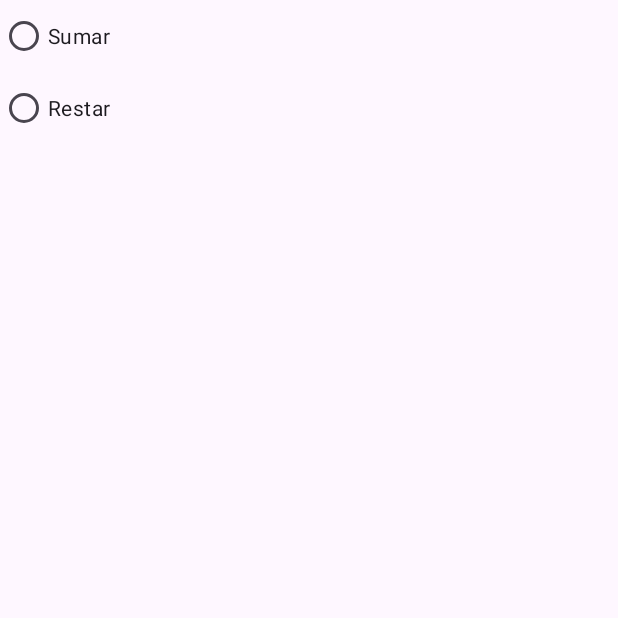
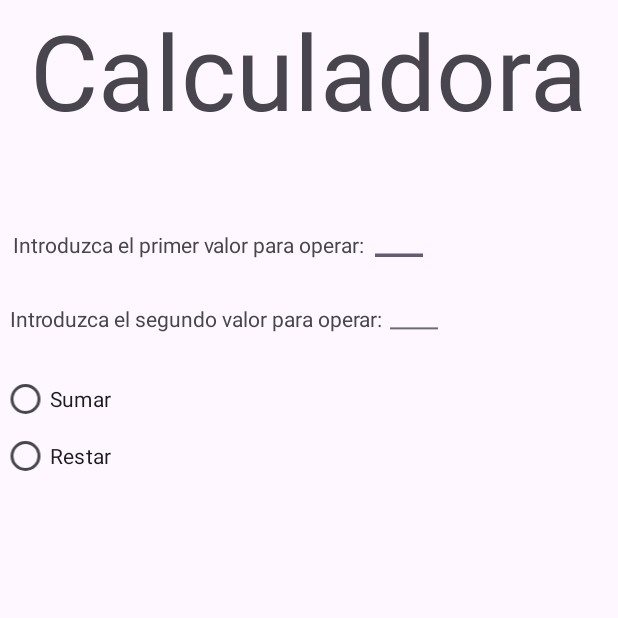
Before and after one commit to JertsM/Proyectos-Android-Studio, an Android app: the screen it shows after launch (MainActivity), on a phone screen of 412 x 824 dp, the top half of it. Before the commit the part shown is almost empty. Run offline under Robolectric (Android 15) with nearby library versions, the phone set to English and light mode, and no system bars.

Commit message:
App Calculadora

```diff
--- a/app/src/main/java/com/example/firstapp/MainActivity.kt
+++ b/app/src/main/java/com/example/firstapp/MainActivity.kt
@@ -1,16 +1,36 @@
 package com.example.firstapp
 
-import android.annotation.SuppressLint
+import android.content.Intent
 import androidx.appcompat.app.AppCompatActivity
 import android.os.Bundle
+import android.view.View
+import android.widget.EditText
 import android.widget.RadioButton
 
 class MainActivity : AppCompatActivity() {
-    @SuppressLint("MissingInflatedId")
     override fun onCreate(savedInstanceState: Bundle?) {
         super.onCreate(savedInstanceState)
         setContentView(R.layout.activity_main)
 
 
+
+        val Texto1 = findViewById<EditText>(R.id.editText)
+        val Texto2 = findViewById<EditText>(R.id.editText2)
+        val RadioButton = findViewById<RadioButton>(R.id.radioButtonSum)
+        val RadioButton2 = findViewById<RadioButton>(R.id.radioButtonSubstract)
+
+        fun toInteger(Texto1: String){
+            val value = Texto1.toInt()
+        }
+
+        RadioButton.setOnClickListener {
+            var suma = 0
+            if (RadioButton.isChecked){
+
+            }
     }
 }
+}
+
+fun main() {
+}
--- a/app/src/main/res/layout/activity_main.xml
+++ b/app/src/main/res/layout/activity_main.xml
@@ -6,37 +6,96 @@
     android:layout_height="match_parent"
     tools:context=".MainActivity">
 
-    <TextView
-        android:layout_width="wrap_content"
-        android:layout_height="wrap_content"
-        app:layout_constraintBottom_toBottomOf="parent"
-        app:layout_constraintEnd_toEndOf="parent"
-        app:layout_constraintStart_toStartOf="parent"
-        app:layout_constraintTop_toTopOf="parent" />
     <LinearLayout
         android:layout_width="match_parent"
         android:layout_height="match_parent"
         android:orientation="vertical"
         tools:context=".MainActivity">
 
+        <TextView
+            android:text="@string/titulo"
+            android:layout_width="wrap_content"
+            android:layout_height="wrap_content"
+            android:layout_gravity="center"
+            android:textSize="70dp">
+
+        </TextView>
+
+        <!-- Primer texto -->
+        <TextView
+            android:layout_width="wrap_content"
+            android:layout_height="wrap_content"
+            android:layout_gravity="center"
+            android:translationY="60sp"
+            android:translationX="-80sp"
+            android:text="@string/input_first_data" />
+
+        <!-- Cuadro de texto rellenable -->
+        <EditText
+            android:id="@+id/editText"
+            android:layout_width="40dp"
+            android:layout_height="50dp"
+            android:layout_gravity="center"
+            android:autofillHints=""
+            android:ems="10"
+            android:inputType="phone"
+            android:translationX="60dp"
+            android:translationY="15dp"
+            android:textSize="5dp"
+            tools:ignore="LabelFor,RtlSymmetry,SpUsage" />
+
+        <!-- Segundo texto -->
+        <TextView
+            android:layout_width="wrap_content"
+            android:layout_height="wrap_content"
+            android:layout_gravity="center"
+            android:translationY="40dp"
+            android:translationX="-75dp"
+            android:text="@string/input_second_data" />
+
+        <!-- Cuadro de texto rellenable -->
+        <EditText
+            android:id="@+id/editText2"
+            android:layout_width="40dp"
+            android:layout_height="50dp"
+            android:layout_gravity="center"
+            android:autofillHints=""
+            android:ems="10"
+            android:inputType="phone"
+            android:translationX="70dp"
+            android:translationY="-5dp"
+            android:textSize="50dp"
+            tools:ignore="LabelFor,RtlSymmetry,SpUsage" />
+
         <RadioGroup
             android:layout_width="match_parent"
             android:layout_height="match_parent"
             android:orientation="vertical">
 
+            <!-- Primer botón: Sumar -->
             <RadioButton
                 android:id="@+id/radioButtonSum"
-                android:layout_width="wrap_content"
+                android:layout_width="100dp"
                 android:layout_height="wrap_content"
-                android:text="Sumar">
-            </RadioButton>
+                android:layout_gravity="center"
+                android:translationY="10dp"
+                android:translationX="-155dp"
+                android:onClick="onRadioButtonClicked"
+                android:text="Sumar"
+                tools:ignore="HardcodedText" />
 
+            <!-- Segundo botón: Restar -->
             <RadioButton
-            android:id="@+id/radioButtonSubstract"
-            android:layout_width="wrap_content"
-            android:layout_height="wrap_content"
-            android:text="Restar">
-            </RadioButton>
+                android:id="@+id/radioButtonSubstract"
+                android:layout_width="100dp"
+                android:layout_height="wrap_content"
+                android:layout_gravity="center"
+                android:translationY="0dp"
+                android:translationX="-155dp"
+                android:onClick="onRadioButtonClicked"
+                android:text="Restar"
+                tools:ignore="HardcodedText" />
+
         </RadioGroup>
     </LinearLayout>
 
--- a/app/src/main/res/values/strings.xml
+++ b/app/src/main/res/values/strings.xml
@@ -1,5 +1,6 @@
 <resources>
     <string name="app_name">FirstApp</string>
-    <string name="input_first_data">Introduzca el primer valor para operar</string>
-    <string name="input_second_data">Introduzca el segundo valor para operar</string>
+    <string name="titulo">Calculadora</string>
+    <string name="input_first_data">Introduzca el primer valor para operar:</string>
+    <string name="input_second_data">Introduzca el segundo valor para operar:</string>
 </resources>
```
